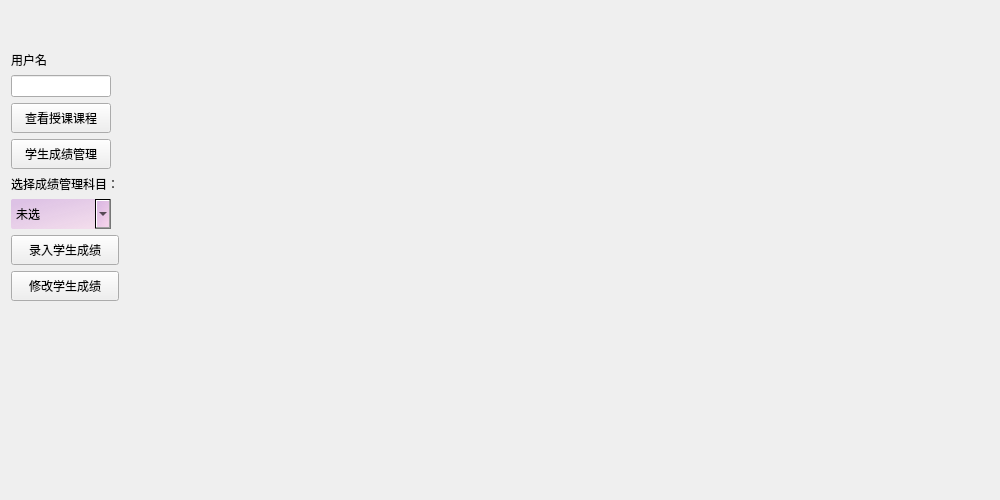
2018876441/C-_project, file untitled1/teaui.ui: the form before one commit.
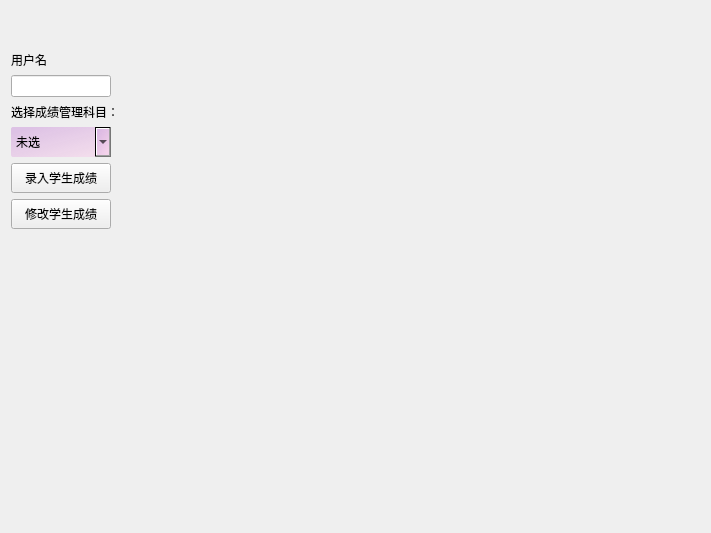
The form after the commit. Icons and pictures are not drawn.

Diff of the .ui file:
```diff
--- a/untitled1/teaui.ui
+++ b/untitled1/teaui.ui
@@ -6,22 +6,10 @@
    <rect>
     <x>0</x>
     <y>0</y>
-    <width>1000</width>
-    <height>500</height>
+    <width>711</width>
+    <height>533</height>
    </rect>
   </property>
-  <property name="minimumSize">
-   <size>
-    <width>1000</width>
-    <height>500</height>
-   </size>
-  </property>
-  <property name="maximumSize">
-   <size>
-    <width>1018</width>
-    <height>500</height>
-   </size>
-  </property>
   <property name="windowTitle">
    <string>Form</string>
   </property>
@@ -30,7 +18,7 @@
 border-radius:6px;}Q
 border-image: url(:/img/jsyr.jpg);</string>
   </property>
-  <layout class="QHBoxLayout" name="horizontalLayout">
+  <layout class="QHBoxLayout" name="horizontalLayout" stretch="1,3">
    <item>
     <layout class="QVBoxLayout" name="verticalLayout">
      <item>
@@ -75,44 +63,6 @@
        </property>
       </widget>
      </item>
-     <item>
-      <widget class="QPushButton" name="manBtn">
-       <property name="minimumSize">
-        <size>
-         <width>0</width>
-         <height>30</height>
-        </size>
-       </property>
-       <property name="maximumSize">
-        <size>
-         <width>100</width>
-         <height>30</height>
-        </size>
-       </property>
-       <property name="text">
-        <string>查看授课课程</string>
-       </property>
-      </widget>
-     </item>
-     <item>
-      <widget class="QPushButton" name="ManScoBtn">
-       <property name="minimumSize">
-        <size>
-         <width>100</width>
-         <height>30</height>
-        </size>
-       </property>
-       <property name="maximumSize">
-        <size>
-         <width>100</width>
-         <height>16777215</height>
-        </size>
-       </property>
-       <property name="text">
-        <string>学生成绩管理</string>
-       </property>
-      </widget>
-     </item>
      <item>
       <widget class="QLabel" name="label">
        <property name="text">
@@ -153,6 +103,12 @@
          <height>30</height>
         </size>
        </property>
+       <property name="maximumSize">
+        <size>
+         <width>100</width>
+         <height>16777215</height>
+        </size>
+       </property>
        <property name="text">
         <string>录入学生成绩</string>
        </property>
@@ -166,6 +122,12 @@
          <height>30</height>
         </size>
        </property>
+       <property name="maximumSize">
+        <size>
+         <width>100</width>
+         <height>16777215</height>
+        </size>
+       </property>
        <property name="text">
         <string>修改学生成绩</string>
        </property>
@@ -187,23 +149,15 @@
     </layout>
    </item>
    <item>
-    <widget class="QStackedWidget" name="sw">
-     <property name="minimumSize">
-      <size>
-       <width>900</width>
-       <height>479</height>
-      </size>
-     </property>
-     <property name="maximumSize">
-      <size>
-       <width>16777215</width>
-       <height>480</height>
-      </size>
-     </property>
-     <property name="cursor">
-      <cursorShape>ArrowCursor</cursorShape>
-     </property>
-    </widget>
+    <layout class="QHBoxLayout" name="horizontalLayout_2">
+     <item>
+      <widget class="QStackedWidget" name="sw">
+       <property name="cursor">
+        <cursorShape>ArrowCursor</cursorShape>
+       </property>
+      </widget>
+     </item>
+    </layout>
    </item>
   </layout>
  </widget>
```
